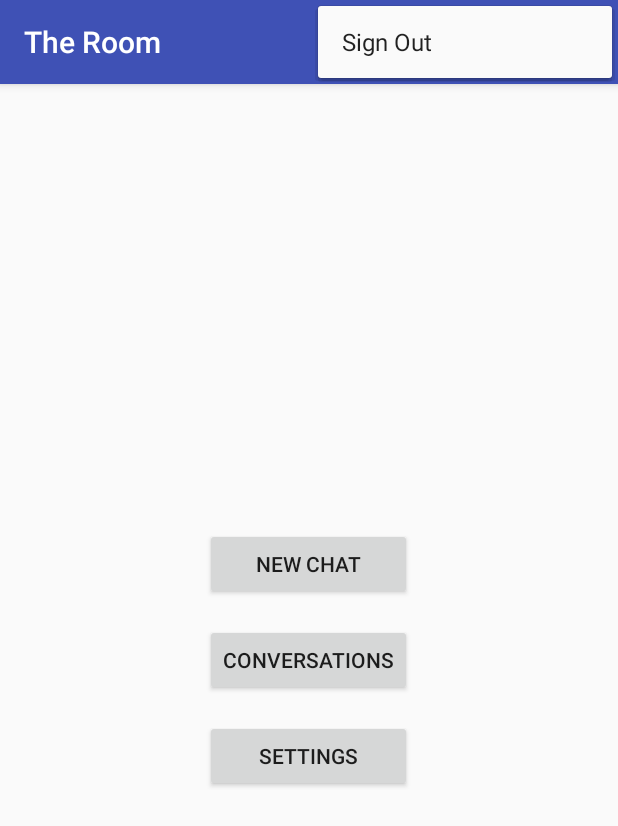
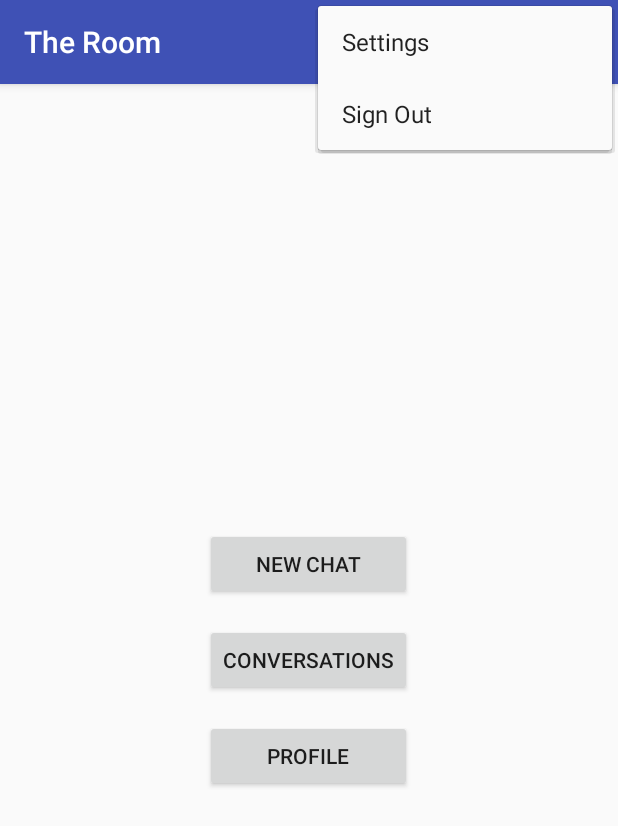
Before and after one commit to johndyer24/cs4518-final-project, an Android app: the MainActivity screen opened directly, with no data from a screen before it, with the options menu open, on a phone screen of 412 x 824 dp. Shown: the top 826 px of the screen. Run offline under Robolectric (Android 15) with nearby library versions, the phone set to English and light mode, and no system bars; our stand-ins replace Firebase (no records; nobody signed in at launch, a user with empty details on screens opened directly).

```diff
--- a/app/src/main/res/layout/activity_main.xml
+++ b/app/src/main/res/layout/activity_main.xml
@@ -30,8 +30,8 @@
         <Button
             android:layout_width="match_parent"
             android:layout_height="wrap_content"
-            android:text="@string/settings_button_label"
-            android:onClick="viewSettings"
+            android:text="@string/profile_button_label"
+            android:onClick="viewProfile"
             android:layout_margin="8dp"/>
 
     </LinearLayout>
--- a/app/src/main/res/menu/main_menu.xml
+++ b/app/src/main/res/menu/main_option_menu.xml
@@ -1,5 +1,8 @@
 <?xml version="1.0" encoding="utf-8"?>
 <menu xmlns:android="http://schemas.android.com/apk/res/android">
+    <item
+        android:id="@+id/settings"
+        android:title="@string/settings" />
     <item
         android:id="@+id/sign_out"
         android:title="@string/sign_out" />
--- a/app/src/main/res/values/strings.xml
+++ b/app/src/main/res/values/strings.xml
@@ -9,7 +9,7 @@
     <!-- Main Activity -->
     <string name="new_chat_button_label">New Chat</string>
     <string name="coversations_button_label">Conversations</string>
-    <string name="settings_button_label">Settings</string>
+    <string name="profile_button_label">Profile</string>
 
     <!-- New Chat Activity -->
     <string name="new_chat_activity_title">New Chat</string>
@@ -17,6 +17,9 @@
 
     <!-- Conversation List Activity -->
     <string name="conversation_list_activity_title">Conversations</string>
+
+    <!-- Profile Activity -->
+    <string name="profile_activity_title">Profile</string>
 
     <!-- Settings Activity -->
     <string name="settings_activity_title">Settings</string>
@@ -27,7 +30,8 @@
     <!-- Empty List View -->
     <string name="empty_list_text">No conversations. Select \'New Chat\' from the main menu to start one.</string>
 
-    <!-- Main Menu -->
+    <!-- Main Option Menu -->
+    <string name="settings">Settings</string>
     <string name="sign_out">Sign Out</string>
 
 </resources>
```
Also changed, not shown: app/src/main/AndroidManifest.xml (+7 -4 lines), app/src/main/java/com/example/android/theroom/MainActivity.java (+14 -3 lines), app/src/main/java/com/example/android/theroom/ProfileActivity.java (added, +24 -0 lines), app/src/main/res/layout/activity_profile.xml (added, +9 -0 lines).
